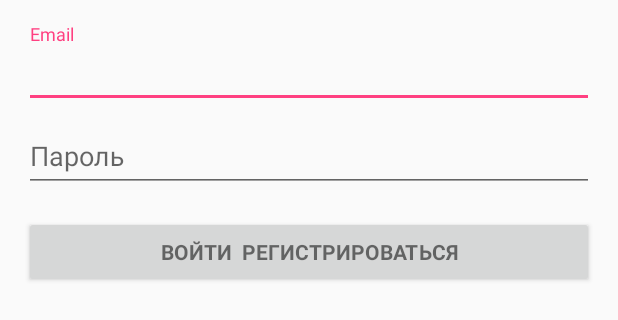
After one commit to dyadyaJora/patient-online-prototype, an Android app: the layout activity_login.xml on its own in the app's theme, with its tools: preview values and no code run, on a phone screen of 412 x 824 dp. The commit adds this screen. Shown: the top 320 px of the screen. Run offline under Robolectric (Android 15) with nearby library versions, the light colour scheme and no system bars.

Commit message:
стандартный login screen

```diff
--- /dev/null
+++ b/app/src/main/res/layout/activity_login.xml
@@ -0,0 +1,77 @@
+<LinearLayout xmlns:android="http://schemas.android.com/apk/res/android"
+    xmlns:tools="http://schemas.android.com/tools"
+    android:layout_width="match_parent"
+    android:layout_height="match_parent"
+    android:gravity="center_horizontal"
+    android:orientation="vertical"
+    android:paddingBottom="@dimen/activity_vertical_margin"
+    android:paddingLeft="@dimen/activity_horizontal_margin"
+    android:paddingRight="@dimen/activity_horizontal_margin"
+    android:paddingTop="@dimen/activity_vertical_margin"
+    tools:context="com.example.android.patientonline.screen.login.LoginActivity">
+
+    <!-- Login progress -->
+    <ProgressBar
+        android:id="@+id/login_progress"
+        style="?android:attr/progressBarStyleLarge"
+        android:layout_width="wrap_content"
+        android:layout_height="wrap_content"
+        android:layout_marginBottom="8dp"
+        android:visibility="gone" />
+
+    <ScrollView
+        android:id="@+id/login_form"
+        android:layout_width="match_parent"
+        android:layout_height="match_parent">
+
+        <LinearLayout
+            android:id="@+id/email_login_form"
+            android:layout_width="match_parent"
+            android:layout_height="wrap_content"
+            android:orientation="vertical">
+
+            <android.support.design.widget.TextInputLayout
+                android:layout_width="match_parent"
+                android:layout_height="wrap_content">
+
+                <AutoCompleteTextView
+                    android:id="@+id/email"
+                    android:layout_width="match_parent"
+                    android:layout_height="wrap_content"
+                    android:hint="@string/prompt_email"
+                    android:inputType="textEmailAddress"
+                    android:maxLines="1"
+                    android:singleLine="true" />
+
+            </android.support.design.widget.TextInputLayout>
+
+            <android.support.design.widget.TextInputLayout
+                android:layout_width="match_parent"
+                android:layout_height="wrap_content">
+
+                <EditText
+                    android:id="@+id/password"
+                    android:layout_width="match_parent"
+                    android:layout_height="wrap_content"
+                    android:hint="@string/prompt_password"
+                    android:imeActionId="6"
+                    android:imeActionLabel="@string/action_sign_in_short"
+                    android:imeOptions="actionUnspecified"
+                    android:inputType="textPassword"
+                    android:maxLines="1"
+                    android:singleLine="true" />
+
+            </android.support.design.widget.TextInputLayout>
+
+            <Button
+                android:id="@+id/email_sign_in_button"
+                style="?android:textAppearanceSmall"
+                android:layout_width="match_parent"
+                android:layout_height="wrap_content"
+                android:layout_marginTop="16dp"
+                android:text="@string/action_sign_in"
+                android:textStyle="bold" />
+
+        </LinearLayout>
+    </ScrollView>
+</LinearLayout>
--- a/app/src/main/res/layout/fragment_main.xml
+++ b/app/src/main/res/layout/fragment_main.xml
@@ -28,13 +28,13 @@
                 android:background="@drawable/side_nav_bar"
                 android:gravity="top|left|right"
                 android:orientation="horizontal"
-                app:layout_constraintBottom_toTopOf="@+id/button"
+                app:layout_constraintBottom_toTopOf="@+id/loginBtn"
                 app:layout_constraintEnd_toEndOf="parent"
                 app:layout_constraintStart_toStartOf="parent"
                 app:layout_constraintTop_toTopOf="parent" />
 
             <Button
-                android:id="@+id/button"
+                android:id="@+id/loginBtn"
                 android:layout_width="180dp"
                 android:layout_height="70dp"
                 android:text="Войти"
@@ -51,7 +51,7 @@
                 app:layout_constraintBottom_toTopOf="@+id/button3"
                 app:layout_constraintEnd_toEndOf="parent"
                 app:layout_constraintStart_toStartOf="parent"
-                app:layout_constraintTop_toBottomOf="@+id/button" />
+                app:layout_constraintTop_toBottomOf="@+id/loginBtn" />
 
             <Button
                 android:id="@+id/button3"
--- a/app/src/main/res/values/strings.xml
+++ b/app/src/main/res/values/strings.xml
@@ -9,4 +9,18 @@
     <string name="hello_blank_fragment">Hello blank fragment</string>
     <string name="find">Поиск</string>
     <string name="stop">Стоп</string>
+    <string name="title_activity_login">Вход</string>
+
+    <!-- Strings related to login -->
+    <string name="prompt_email">Email</string>
+    <string name="prompt_password">Пароль</string>
+    <string name="action_sign_in">Войти \ Регистрироваться</string>
+    <string name="action_sign_in_short">Вход</string>
+    <string name="error_invalid_email">Не верный email</string>
+    <string name="error_invalid_password">Слишком короткий пароль</string>
+    <string name="error_incorrect_password">Неверный пароль</string>
+    <string name="error_field_required">Обязательное поле</string>
+    <string name="permission_rationale">"Contacts permissions are needed for providing email
+        completions."
+    </string>
 </resources>
```
Also changed, not shown: app/src/main/AndroidManifest.xml (+9 -1 lines), app/src/main/java/com/example/android/patientonline/screen/home/FragmentHomePage.java (+22 -1 lines), app/src/main/java/com/example/android/patientonline/screen/login/LoginActivity.java (added, +358 -0 lines).
